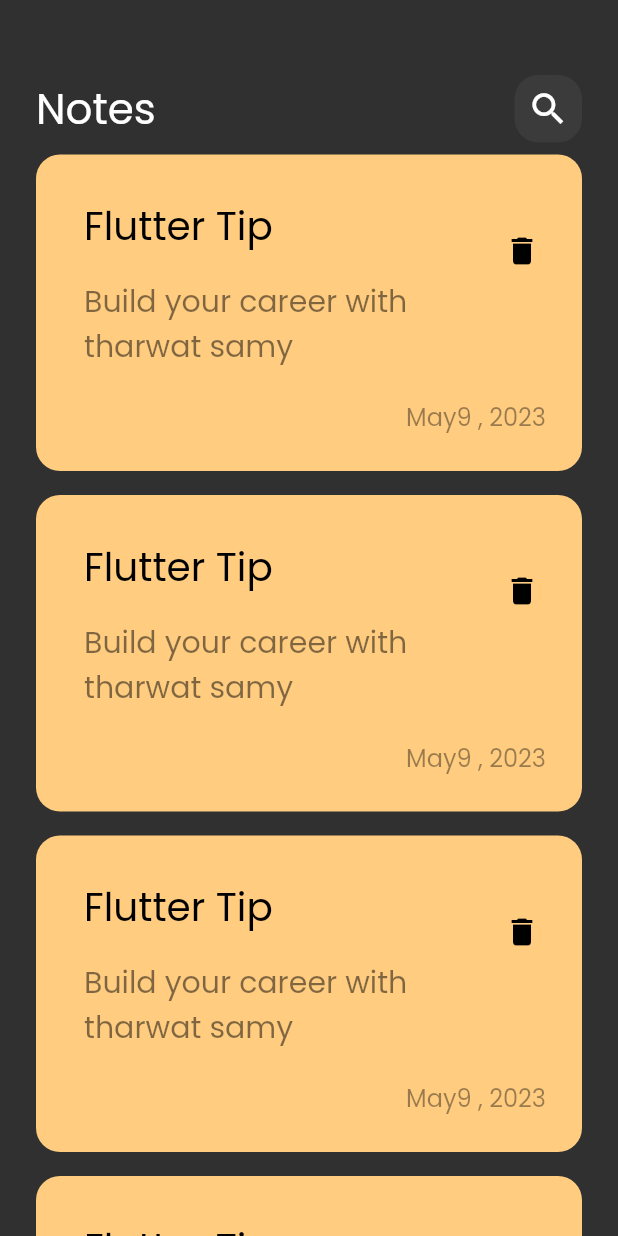
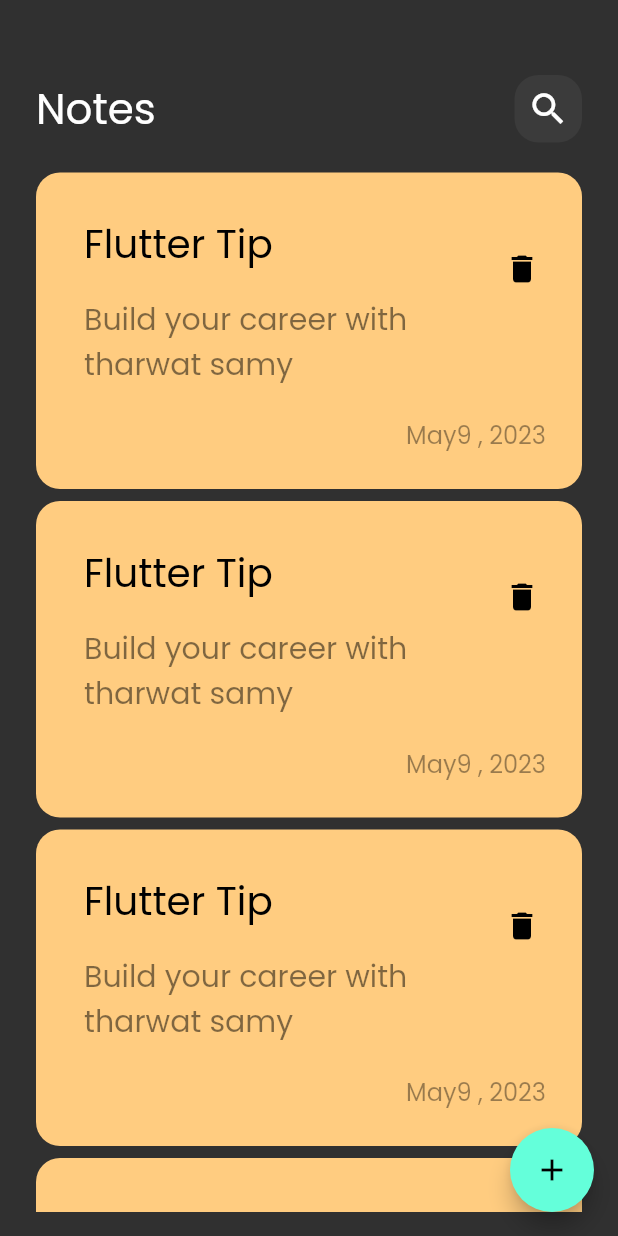
Before and after one commit to Ahmedezzat94/note_app1, a Flutter app: the screen it shows after launch, on a phone screen of 412 x 824 dp. Run offline on Flutter 3.47's test engine with Material 2 defaults, Android fonts, the phone set to English and light mode, and no system bars.

Commit message:
create floating action button and bottom modal sheet with border radius

```diff
--- a/lib/views/notes_view.dart
+++ b/lib/views/notes_view.dart
@@ -1,5 +1,6 @@
 import 'package:flutter/cupertino.dart';
 import 'package:flutter/material.dart';
+import 'package:note_app1/views/widgets/add_note_bottom_sheet.dart';
 import 'package:note_app1/views/widgets/notes_view_body.dart';
 
 class NotesViews extends StatelessWidget {
@@ -7,8 +8,19 @@ class NotesViews extends StatelessWidget {
 
   @override
   Widget build(BuildContext context) {
-    return const Scaffold(
-      body: NotesViewBody(),
+    return  Scaffold(
+      floatingActionButton:FloatingActionButton(
+        onPressed: (){
+          showModalBottomSheet(
+            shape:RoundedRectangleBorder(
+              borderRadius: BorderRadius.circular(16)
+            ),
+              context: context, builder: (context) {
+            return const AddNoteBottomSheet();
+          });
+        },
+        child:const Icon(Icons.add),),
+      body: const NotesViewBody(),
     );
   }
 }
--- a/lib/views/widgets/notes_list_view.dart
+++ b/lib/views/widgets/notes_list_view.dart
@@ -7,12 +7,16 @@ class NotesListView extends StatelessWidget {
 
   @override
   Widget build(BuildContext context) {
-    return ListView.builder(
-        itemBuilder: (context,index){
-      return const Padding(
-        padding:  EdgeInsets.symmetric(vertical: 8),
-        child: NoteItem(),
-      );
-    });
+    return Padding(
+      padding:const EdgeInsets.symmetric(vertical:16),
+      child: ListView.builder(
+        padding: EdgeInsets.zero,
+          itemBuilder: (context,index){
+        return const Padding(
+          padding:  EdgeInsets.symmetric(vertical: 4),
+          child: NoteItem(),
+        );
+      }),
+    );
   }
 }
```
Also changed, not shown: lib/views/widgets/add_note_bottom_sheet.dart (added, +14 -0 lines).
